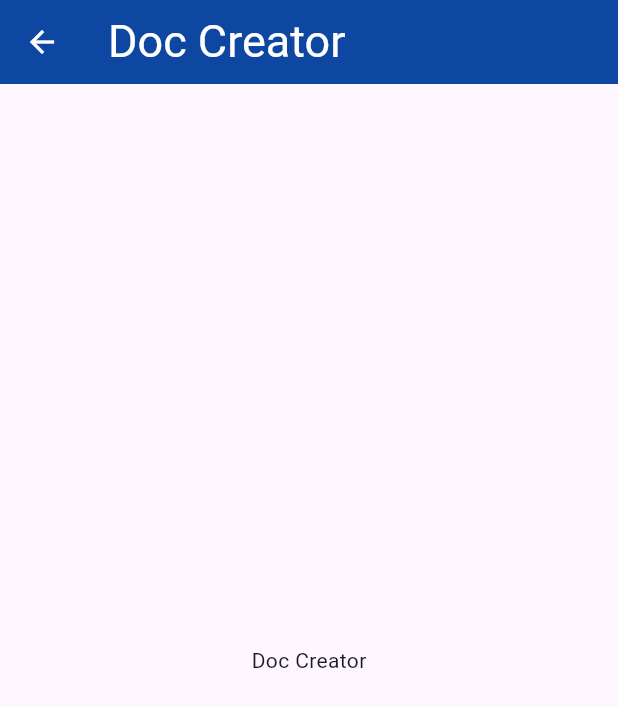
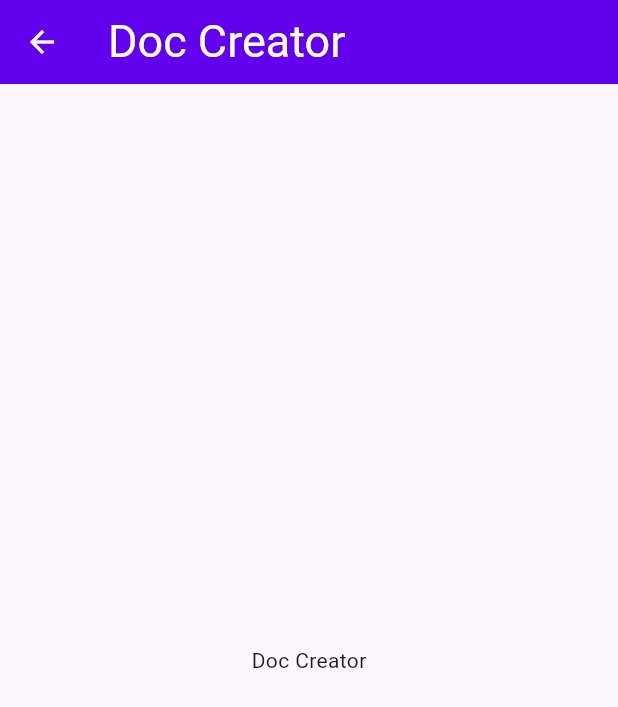
Before and after one commit to Joaolrm/doc_creator, a Flutter app: the DocCreator screen opened directly, on a phone screen of 412 x 824 dp. Shown: the top 707 px of the screen. Run offline on Flutter 3.47's test engine with Material 3 defaults, Android fonts, the light colour scheme and no system bars.

Commit message:
Troca paleta de cores

```diff
--- a/lib/01_view/view_config.dart
+++ b/lib/01_view/view_config.dart
@@ -6,9 +6,9 @@ class ViewConfig {
   static const String warning = "Aviso!";
   static const String confirm = "Aceitar";
 
-  static Color primaryColor = Colors.blue[900]!;
-  static Color secondaryColor = Colors.blue;
-  static Color thirdColor = Colors.white;
+  static Color primaryColor = const Color.fromARGB(255, 98, 0, 238);
+  static Color secondaryColor = const Color.fromARGB(255, 3, 218, 197);
+  static Color thirdColor = const Color.fromARGB(255, 255, 255, 255);
 
   static TextStyle textStyle = TextStyle(
     color: thirdColor,
```
